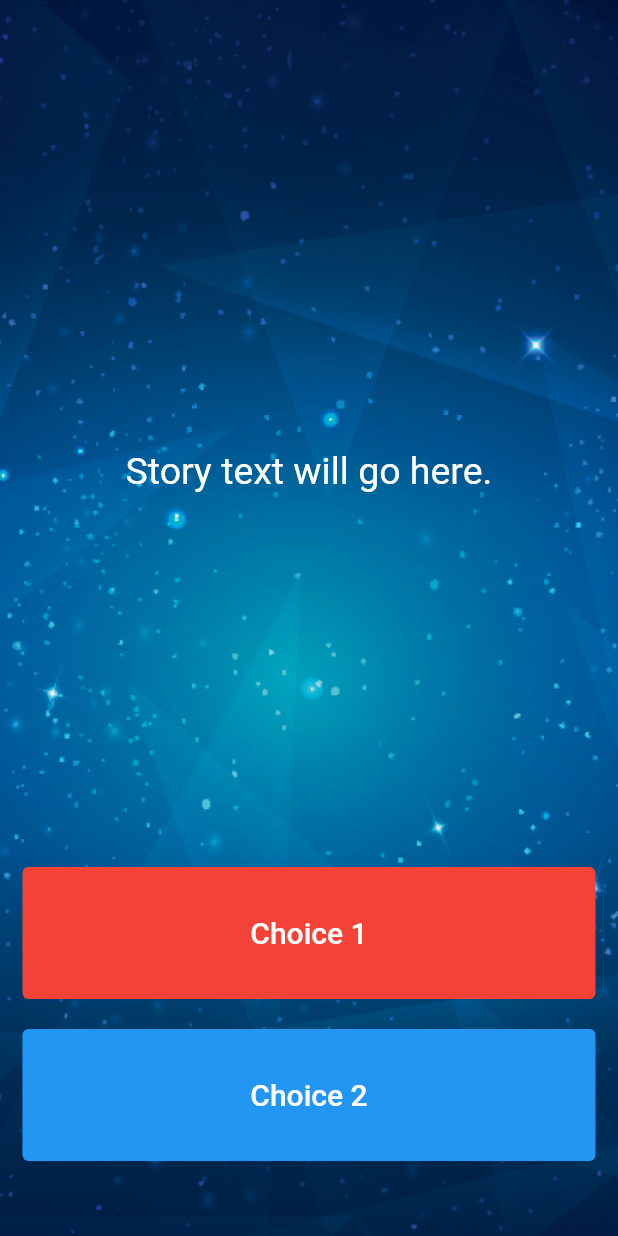
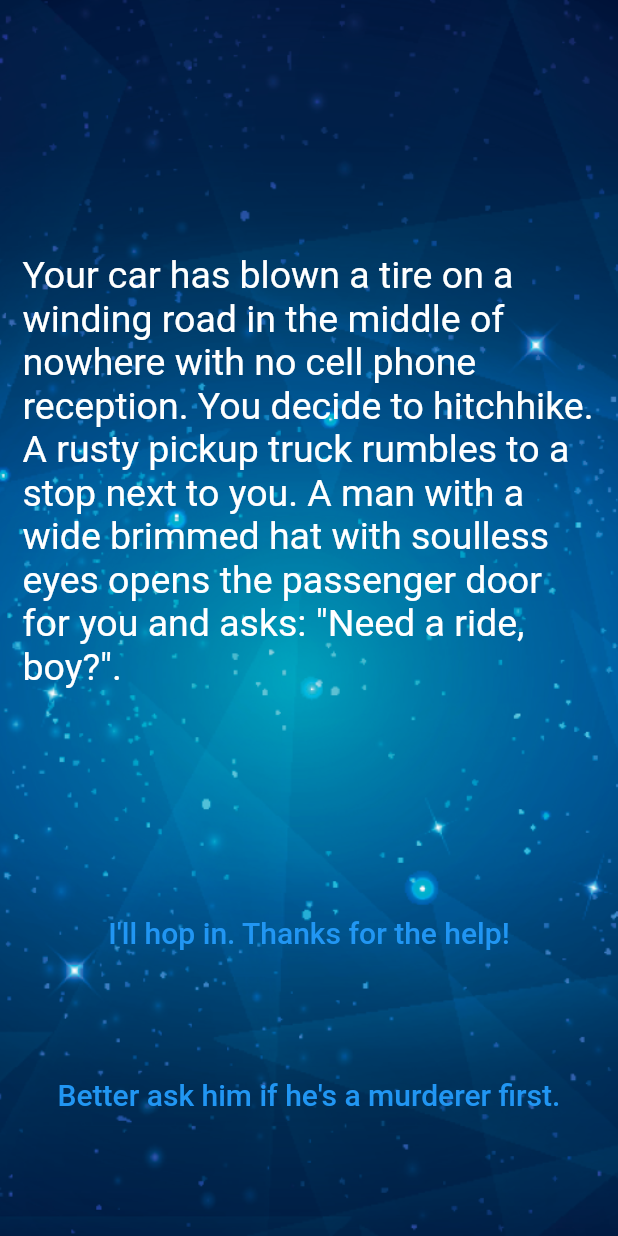
Before and after one commit to HeratUni-CS/destini-98123AhmadSohail, a Flutter app: the screen it shows after launch, on a phone screen of 412 x 824 dp. Run offline on Flutter 3.47's test engine with Material 2 defaults, Android fonts, the phone set to English and light mode, and no system bars.

Commit message:
completed after changing choice1 and choice2 buttons to answer the dynamic questions and a restart button after failing

```diff
--- a/lib/main.dart
+++ b/lib/main.dart
@@ -1,7 +1,7 @@
 import 'package:flutter/material.dart';
+import 'story_brain.dart';
 
 //TODO: Step 15 - Run the app and see if you can see the screen update with the first story. Delete this TODO if it looks as you expected.
-
 void main() => runApp(Destini());
 
 class Destini extends StatelessWidget {
@@ -14,6 +14,7 @@ class Destini extends StatelessWidget {
 }
 
 //TODO: Step 9 - Create a new storyBrain object from the StoryBrain class.
+StoryBrain storyBrain = StoryBrain();
 
 class StoryPage extends StatefulWidget {
   _StoryPageState createState() => _StoryPageState();
@@ -24,15 +25,12 @@ class _StoryPageState extends State<StoryPage> {
   Widget build(BuildContext context) {
     return Scaffold(
       body: Container(
-        //TODO: Step 1 - Add background.png to this Container as a background image.
-
         decoration: BoxDecoration(
           image: DecorationImage(
             image: AssetImage('images/background.png'),
             fit: BoxFit.cover,
           ),
         ),
-
         padding: EdgeInsets.symmetric(vertical: 50.0, horizontal: 15.0),
         constraints: BoxConstraints.expand(),
         child: SafeArea(
@@ -44,7 +42,7 @@ class _StoryPageState extends State<StoryPage> {
                 child: Center(
                   child: Text(
                     //TODO: Step 10 - use the storyBrain to get the first story title and display it in this Text Widget.
-                    'Story text will go here.',
+                    storyBrain.getStory(),
                     style: TextStyle(
                       fontSize: 25.0,
                     ),
@@ -57,14 +55,16 @@ class _StoryPageState extends State<StoryPage> {
                   onPressed: () {
                     //Choice 1 made by user.
                     //TODO: Step 18 - Call the nextStory() method from storyBrain and pass the number 1 as the choice made by the user.
+                    //TODO: Step 24 - Run the app and try to figure out what code you need to add to this file to make the story change when you press on the choice buttons.
+                    setState(() {
+                      storyBrain.nextStory(1);
+                    });
                   },
-                  style: TextButton.styleFrom(backgroundColor: Colors.red),
                   child: Text(
                     //TODO: Step 13 - Use the storyBrain to get the text for choice 1.
-                    'Choice 1',
+                    storyBrain.getChoice1(),
                     style: TextStyle(
                       fontSize: 20.0,
-                      color: Colors.white,
                     ),
                   ),
                 ),
@@ -74,20 +74,24 @@ class _StoryPageState extends State<StoryPage> {
               ),
               Expanded(
                 flex: 2,
-                //TODO: Step 26 - Use a Flutter Visibility Widget to wrap this TextButton.
+                //TODO: Step 26 - Use a Flutter Visibility Widget to wrap this FlatButton.
                 //TODO: Step 28 - Set the "visible" property of the Visibility Widget to equal the output from the buttonShouldBeVisible() method in the storyBrain.
+                child: Visibility(
+                  visible: storyBrain.buttonShouldBeVisible(),
                   child: TextButton(
                     onPressed: () {
                       //Choice 2 made by user.
                       //TODO: Step 19 - Call the nextStory() method from storyBrain and pass the number 2 as the choice made by the user.
+                      setState(() {
+                        storyBrain.nextStory(2);
+                      });
                     },
-                  style: TextButton.styleFrom(backgroundColor: Colors.blue),
                     child: Text(
-                    //TODO: Step 14 - Use the storyBrain to get the text for choice 2.
-                    'Choice 2',
+                      //TODO: Step 14 - Use the storyBrain to get the text for choice 1.
+                      storyBrain.getChoice2(),
                       style: TextStyle(
                         fontSize: 20.0,
-                      color: Colors.white,
+                      ),
                     ),
                   ),
                 ),
@@ -99,6 +103,3 @@ class _StoryPageState extends State<StoryPage> {
     );
   }
 }
-//TODO: Step 24 - Run the app and try to figure out what code you need to add to this file to make the story change when you press on the choice buttons.
-
-//TODO: Step 29 - Run the app and test it against the Story Outline to make sure you've completed all the steps.
```
Also changed, not shown: lib/story.dart (+8 -0 lines), lib/story_brain.dart (+80 -45 lines). Lines whose indentation alone changed are shown as unchanged.
